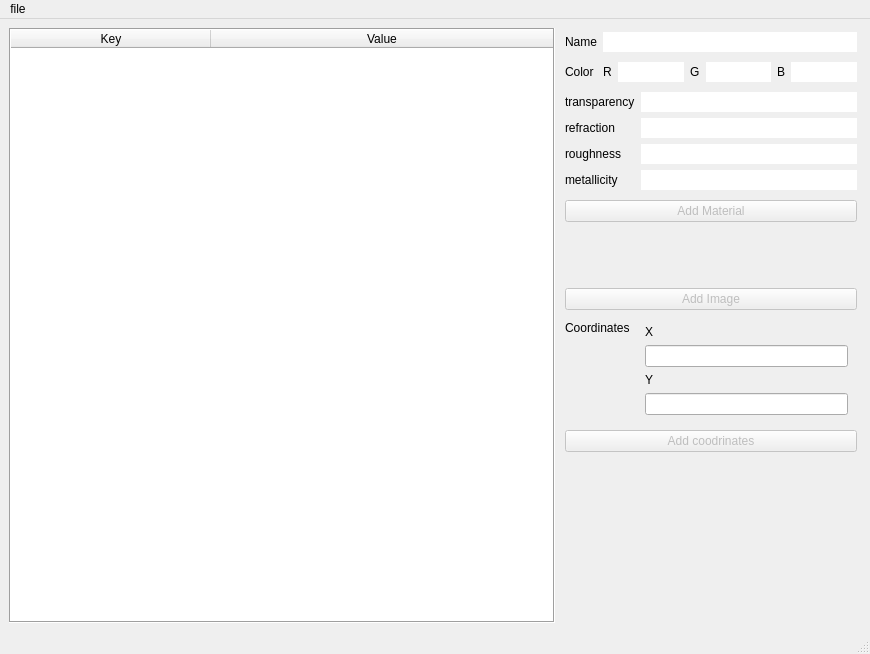
Qt form mainwindow.ui (llDmitryll/Hot_editor) before a commit.
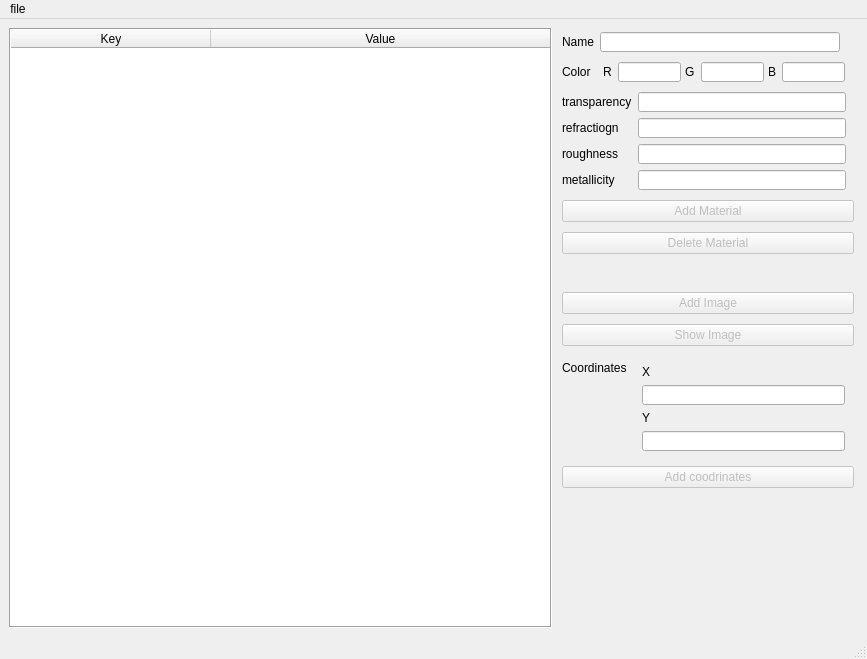
The same form after that commit. Icons and pictures are not drawn.

Commit message: Show Image + Delete material + fixes + frames

```diff
--- a/mainwindow.ui
+++ b/mainwindow.ui
@@ -6,8 +6,8 @@
    <rect>
     <x>0</x>
     <y>0</y>
-    <width>870</width>
-    <height>654</height>
+    <width>867</width>
+    <height>659</height>
    </rect>
   </property>
   <property name="windowTitle">
@@ -87,6 +87,9 @@
        </size>
       </property>
       <layout class="QVBoxLayout" name="verticalLayout_2">
+       <property name="spacing">
+        <number>10</number>
+       </property>
        <property name="leftMargin">
         <number>4</number>
        </property>
@@ -162,11 +165,23 @@
           </item>
           <item row="0" column="1">
            <widget class="QLineEdit" name="nameLineEdit">
+            <property name="minimumSize">
+             <size>
+              <width>240</width>
+              <height>20</height>
+             </size>
+            </property>
+            <property name="maximumSize">
+             <size>
+              <width>240</width>
+              <height>20</height>
+             </size>
+            </property>
             <property name="mouseTracking">
              <bool>false</bool>
             </property>
             <property name="frame">
-             <bool>false</bool>
+             <bool>true</bool>
             </property>
            </widget>
           </item>
@@ -187,13 +202,13 @@
             </property>
             <layout class="QHBoxLayout" name="horizontalLayout_2">
              <property name="leftMargin">
-              <number>0</number>
+              <number>3</number>
              </property>
              <property name="topMargin">
               <number>0</number>
              </property>
              <property name="rightMargin">
-              <number>0</number>
+              <number>12</number>
              </property>
              <property name="bottomMargin">
               <number>0</number>
@@ -207,11 +222,23 @@
              </item>
              <item>
               <widget class="QLineEdit" name="lineEdit_Red">
+               <property name="minimumSize">
+                <size>
+                 <width>63</width>
+                 <height>20</height>
+                </size>
+               </property>
+               <property name="maximumSize">
+                <size>
+                 <width>63</width>
+                 <height>20</height>
+                </size>
+               </property>
                <property name="mouseTracking">
                 <bool>false</bool>
                </property>
                <property name="frame">
-                <bool>false</bool>
+                <bool>true</bool>
                </property>
               </widget>
              </item>
@@ -224,11 +251,23 @@
              </item>
              <item>
               <widget class="QLineEdit" name="lineEdit_Green">
+               <property name="minimumSize">
+                <size>
+                 <width>63</width>
+                 <height>20</height>
+                </size>
+               </property>
+               <property name="maximumSize">
+                <size>
+                 <width>63</width>
+                 <height>20</height>
+                </size>
+               </property>
                <property name="mouseTracking">
                 <bool>false</bool>
                </property>
                <property name="frame">
-                <bool>false</bool>
+                <bool>true</bool>
                </property>
               </widget>
              </item>
@@ -241,11 +280,29 @@
              </item>
              <item>
               <widget class="QLineEdit" name="lineEdit_Blue">
+               <property name="sizePolicy">
+                <sizepolicy hsizetype="Fixed" vsizetype="Fixed">
+                 <horstretch>0</horstretch>
+                 <verstretch>0</verstretch>
+                </sizepolicy>
+               </property>
+               <property name="minimumSize">
+                <size>
+                 <width>63</width>
+                 <height>20</height>
+                </size>
+               </property>
+               <property name="maximumSize">
+                <size>
+                 <width>63</width>
+                 <height>20</height>
+                </size>
+               </property>
                <property name="mouseTracking">
                 <bool>false</bool>
                </property>
                <property name="frame">
-                <bool>false</bool>
+                <bool>true</bool>
                </property>
               </widget>
              </item>
@@ -276,6 +333,24 @@
              </item>
              <item row="0" column="1">
               <widget class="QLineEdit" name="transparencyLineEdit">
+               <property name="sizePolicy">
+                <sizepolicy hsizetype="Fixed" vsizetype="Fixed">
+                 <horstretch>0</horstretch>
+                 <verstretch>0</verstretch>
+                </sizepolicy>
+               </property>
+               <property name="minimumSize">
+                <size>
+                 <width>208</width>
+                 <height>20</height>
+                </size>
+               </property>
+               <property name="maximumSize">
+                <size>
+                 <width>208</width>
+                 <height>20</height>
+                </size>
+               </property>
                <property name="mouseTracking">
                 <bool>false</bool>
                </property>
@@ -283,7 +358,7 @@
                 <bool>false</bool>
                </property>
                <property name="frame">
-                <bool>false</bool>
+                <bool>true</bool>
                </property>
                <property name="cursorMoveStyle">
                 <enum>Qt::LogicalMoveStyle</enum>
@@ -299,23 +374,35 @@
                 </size>
                </property>
                <property name="text">
-                <string>refraction</string>
+                <string>refractiogn</string>
                </property>
               </widget>
              </item>
              <item row="1" column="1">
               <widget class="QLineEdit" name="refractionLineEdit">
+               <property name="sizePolicy">
+                <sizepolicy hsizetype="Fixed" vsizetype="Fixed">
+                 <horstretch>0</horstretch>
+                 <verstretch>0</verstretch>
+                </sizepolicy>
+               </property>
                <property name="minimumSize">
                 <size>
-                 <width>0</width>
-                 <height>0</height>
+                 <width>208</width>
+                 <height>20</height>
+                </size>
+               </property>
+               <property name="maximumSize">
+                <size>
+                 <width>208</width>
+                 <height>20</height>
                 </size>
                </property>
                <property name="mouseTracking">
                 <bool>false</bool>
                </property>
                <property name="frame">
-                <bool>false</bool>
+                <bool>true</bool>
                </property>
                <property name="alignment">
                 <set>Qt::AlignLeading|Qt::AlignLeft|Qt::AlignVCenter</set>
@@ -331,11 +418,29 @@
              </item>
              <item row="2" column="1">
               <widget class="QLineEdit" name="roughnessLineEdit">
+               <property name="sizePolicy">
+                <sizepolicy hsizetype="Fixed" vsizetype="Fixed">
+                 <horstretch>0</horstretch>
+                 <verstretch>0</verstretch>
+                </sizepolicy>
+               </property>
+               <property name="minimumSize">
+                <size>
+                 <width>208</width>
+                 <height>20</height>
+                </size>
+               </property>
+               <property name="maximumSize">
+                <size>
+                 <width>208</width>
+                 <height>20</height>
+                </size>
+               </property>
                <property name="mouseTracking">
                 <bool>false</bool>
                </property>
                <property name="frame">
-                <bool>false</bool>
+                <bool>true</bool>
                </property>
               </widget>
              </item>
@@ -348,17 +453,29 @@
              </item>
              <item row="3" column="1">
               <widget class="QLineEdit" name="metallicityLineEdit">
+               <property name="sizePolicy">
+                <sizepolicy hsizetype="Fixed" vsizetype="Fixed">
+                 <horstretch>0</horstretch>
+                 <verstretch>0</verstretch>
+                </sizepolicy>
+               </property>
                <property name="minimumSize">
                 <size>
-                 <width>0</width>
-                 <height>0</height>
+                 <width>208</width>
+                 <height>20</height>
+                </size>
+               </property>
+               <property name="maximumSize">
+                <size>
+                 <width>200</width>
+                 <height>20</height>
                 </size>
                </property>
                <property name="mouseTracking">
                 <bool>false</bool>
                </property>
                <property name="frame">
-                <bool>false</bool>
+                <bool>true</bool>
                </property>
               </widget>
              </item>
@@ -375,6 +492,16 @@
             </property>
            </widget>
           </item>
+          <item row="4" column="0" colspan="2">
+           <widget class="QPushButton" name="deleteMaterial">
+            <property name="enabled">
+             <bool>false</bool>
+            </property>
+            <property name="text">
+             <string>Delete Material</string>
+            </property>
+           </widget>
+          </item>
          </layout>
         </widget>
        </item>
@@ -388,6 +515,16 @@
          </property>
         </widget>
        </item>
+       <item>
+        <widget class="QPushButton" name="showImage">
+         <property name="enabled">
+          <bool>false</bool>
+         </property>
+         <property name="text">
+          <string>Show Image</string>
+         </property>
+        </widget>
+       </item>
        <item>
         <widget class="QWidget" name="coordinatesWidget" native="true">
          <layout class="QFormLayout" name="formLayout_2">
@@ -412,7 +549,19 @@
           </item>
           <item row="0" column="1">
            <widget class="QWidget" name="coordinates_inputWidget" native="true">
+            <property name="sizePolicy">
+             <sizepolicy hsizetype="Preferred" vsizetype="Preferred">
+              <horstretch>0</horstretch>
+              <verstretch>0</verstretch>
+             </sizepolicy>
+            </property>
+            <property name="mouseTracking">
+             <bool>false</bool>
+            </property>
             <layout class="QVBoxLayout" name="verticalLayout">
+             <property name="sizeConstraint">
+              <enum>QLayout::SetDefaultConstraint</enum>
+             </property>
              <item>
               <widget class="QLabel" name="label_X">
                <property name="text">
@@ -421,7 +570,29 @@
               </widget>
              </item>
              <item>
-              <widget class="QLineEdit" name="lineEdit_X"/>
+              <widget class="QLineEdit" name="lineEdit_X">
+               <property name="minimumSize">
+                <size>
+                 <width>0</width>
+                 <height>20</height>
+                </size>
+               </property>
+               <property name="maximumSize">
+                <size>
+                 <width>16777215</width>
+                 <height>20</height>
+                </size>
+               </property>
+               <property name="sizeIncrement">
+                <size>
+                 <width>0</width>
+                 <height>0</height>
+                </size>
+               </property>
+               <property name="frame">
+                <bool>true</bool>
+               </property>
+              </widget>
              </item>
              <item>
               <widget class="QLabel" name="label_Y">
@@ -431,7 +602,44 @@
               </widget>
              </item>
              <item>
-              <widget class="QLineEdit" name="lineEdit_Y"/>
+              <widget class="QLineEdit" name="lineEdit_Y">
+               <property name="sizePolicy">
+                <sizepolicy hsizetype="Expanding" vsizetype="Fixed">
+                 <horstretch>0</horstretch>
+                 <verstretch>0</verstretch>
+                </sizepolicy>
+               </property>
+               <property name="minimumSize">
+                <size>
+                 <width>0</width>
+                 <height>20</height>
+                </size>
+               </property>
+               <property name="maximumSize">
+                <size>
+                 <width>16777215</width>
+                 <height>20</height>
+                </size>
+               </property>
+               <property name="sizeIncrement">
+                <size>
+                 <width>0</width>
+                 <height>0</height>
+                </size>
+               </property>
+               <property name="baseSize">
+                <size>
+                 <width>0</width>
+                 <height>0</height>
+                </size>
+               </property>
+               <property name="inputMethodHints">
+                <set>Qt::ImhNone</set>
+               </property>
+               <property name="frame">
+                <bool>true</bool>
+               </property>
+              </widget>
              </item>
             </layout>
            </widget>
@@ -459,7 +667,7 @@
     <rect>
      <x>0</x>
      <y>0</y>
-     <width>870</width>
+     <width>867</width>
      <height>22</height>
     </rect>
    </property>
```
Left out of the diff: 25 changed lines with no effect on the pictures. The commit also changes 2 other files.
